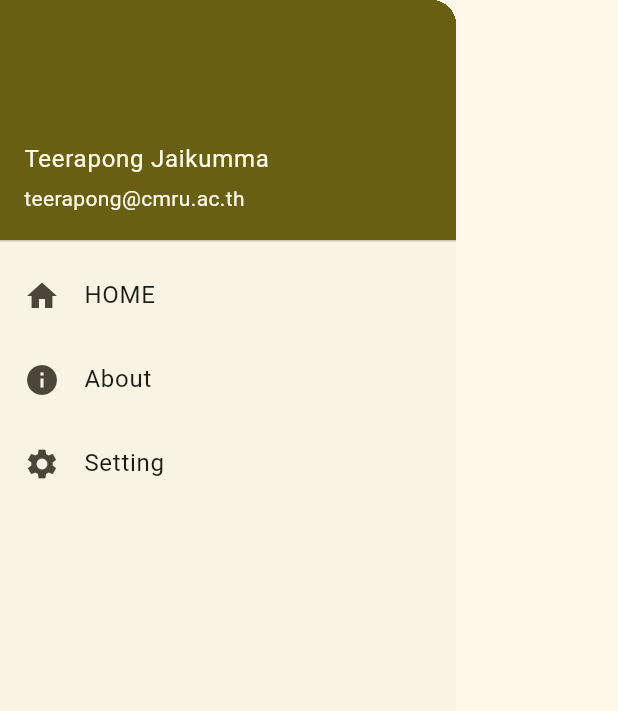
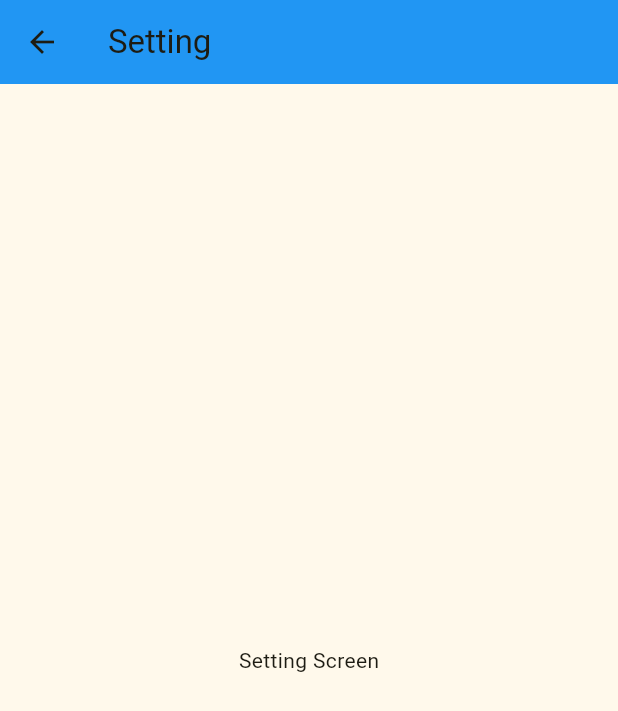
Before and after one commit to moomushow/cmru_app, a Flutter app: the MyDrawer widget shown alone on an empty page, opened directly, after a tap on "Setting", on a phone screen of 412 x 824 dp. Shown: the top 711 px of the screen. Run offline on Flutter 3.47's test engine with Material 3 defaults, Android fonts, the phone set to English and light mode, and no system bars.

Commit message:
add setting_Screen

```diff
--- a/lib/main.dart
+++ b/lib/main.dart
@@ -1,5 +1,7 @@
 import 'package:cmru_app/screen/about_screen.dart';
 import 'package:cmru_app/screen/home_screen.dart';
+import 'package:cmru_app/screen/setting_screen.dart';
+
 import 'package:flutter/material.dart';
 
 void main() {
@@ -21,7 +23,7 @@ class MyApp extends StatelessWidget {
         initialRoute: '/home',
         routes: {
           '/home': (context) => const HomeScreen(),
-          '/setting': (context) => const Placeholder(),
+          '/setting': (context) => const SettingScreen(),
           '/about': (context) => const AboutScreen()
         });
   }
--- /dev/null
+++ b/lib/screen/setting_screen.dart
@@ -0,0 +1,20 @@
+import 'package:flutter/material.dart';
+
+class SettingScreen extends StatelessWidget {
+  const SettingScreen({super.key});
+
+  @override
+  Widget build(BuildContext context) {
+    return Scaffold(
+      appBar: AppBar(
+        title: const Text(
+          'Setting',
+        ),
+        backgroundColor: Colors.blue.shade500,
+      ),
+      body: const Center(
+        child: Text('Setting Screen'),
+      ),
+    );
+  }
+}
--- a/lib/screen/widget/my_drawer.dart
+++ b/lib/screen/widget/my_drawer.dart
@@ -32,7 +32,9 @@ class _MyDrawerState extends State<MyDrawer> {
           ListTile(
             leading: Icon(Icons.settings),
             title: Text('Setting'),
-            onTap: () {},
+            onTap: () {
+              Navigator.pushNamed(context, '/setting');
+            },
           ),
         ])
       ]),
--- a/pubspec.yaml
+++ b/pubspec.yaml
@@ -45,7 +45,7 @@ dev_dependencies:
   # activated in the `analysis_options.yaml` file located at the root of your
   # package. See that file for information about deactivating specific lint
   # rules and activating additional ones.
-  flutter_lints: ^3.0.0
+  flutter_lints: ^4.0.0
 
 # For information on the generic Dart part of this file, see the
 # following page: https://dart.dev/tools/pub/pubspec
```
Also changed, not shown: pubspec.lock.
